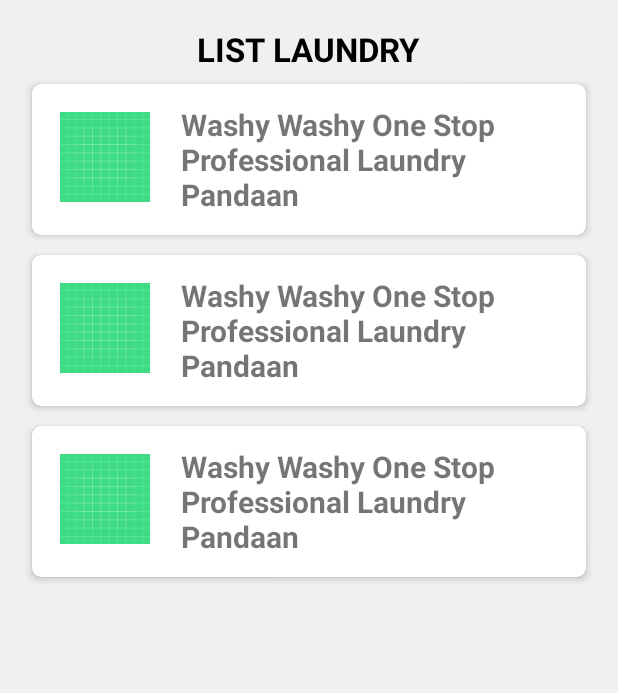
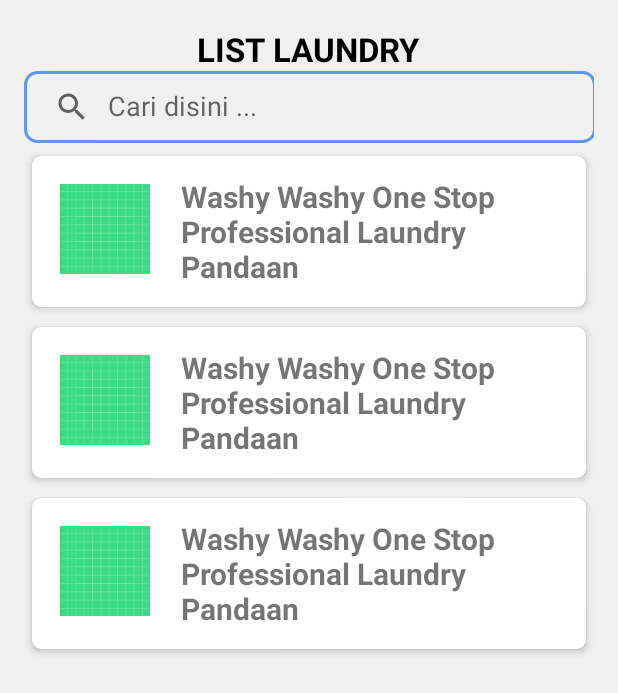
Before and after one commit to titiknk/Laundry-App, an Android app: the layout activity_main.xml on its own in the app's theme, with its tools: preview values and no code run, on a phone screen of 412 x 824 dp. Shown: the top 693 px of the screen. Run offline under Robolectric (Android 15) with nearby library versions, the phone set to English and light mode, and no system bars.

Commit message:
fix searchview

```diff
--- a/app/src/main/res/layout/activity_main.xml
+++ b/app/src/main/res/layout/activity_main.xml
@@ -24,6 +24,17 @@
         app:layout_constraintStart_toStartOf="parent"
         app:layout_constraintTop_toTopOf="parent" />
 
+
+    <androidx.appcompat.widget.SearchView
+        android:id="@+id/searchView"
+        android:layout_width="381dp"
+        android:layout_height="wrap_content"
+        android:background="@drawable/search_view_bg"
+        app:iconifiedByDefault="false"
+        app:queryHint="Cari disini ..." />
+
+
+
     <androidx.recyclerview.widget.RecyclerView
         android:id="@+id/recycleview"
         android:layout_width="match_parent"
```
Also changed, not shown: app/src/main/java/com/titikhofifa/laundryapp/MainActivity.java (+55 -1 lines), app/src/main/java/com/titikhofifa/laundryapp/Model.java (+8 -1 lines), app/src/main/java/com/titikhofifa/laundryapp/ModelRecycleView.java (+8 -9 lines).
